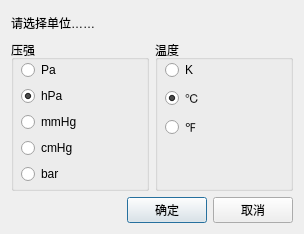
x1shang/Wetbulb-Calculator, file 单位.ui: the form before one commit.
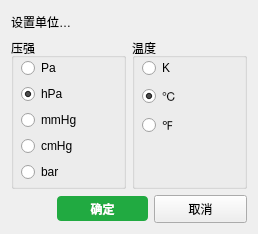
The form after the commit.

The edit to the form file:
```diff
--- a/单位.ui
+++ b/单位.ui
@@ -6,7 +6,7 @@
    <rect>
     <x>0</x>
     <y>0</y>
-    <width>304</width>
+    <width>258</width>
     <height>234</height>
    </rect>
   </property>
@@ -17,7 +17,7 @@
    <item>
     <widget class="QLabel" name="label">
      <property name="text">
-      <string>请选择单位……</string>
+      <string>设置单位…</string>
      </property>
     </widget>
    </item>
@@ -167,6 +167,20 @@
      </item>
      <item>
       <widget class="QPushButton" name="pushButton">
+       <property name="minimumSize">
+        <size>
+         <width>91</width>
+         <height>25</height>
+        </size>
+       </property>
+       <property name="styleSheet">
+        <string notr="true">#pushButton {
+    background: rgb(33, 170, 65); 
+    color: rgb(255, 255, 255);         /* 文本颜色 */
+    font-weight: bold;   /* 加粗效果 */
+    border-radius: 4px;
+}</string>
+       </property>
        <property name="text">
         <string>确定</string>
        </property>
@@ -174,6 +188,12 @@
      </item>
      <item>
       <widget class="QPushButton" name="pushButton_2">
+       <property name="minimumSize">
+        <size>
+         <width>93</width>
+         <height>28</height>
+        </size>
+       </property>
        <property name="text">
         <string>取消</string>
        </property>
```
